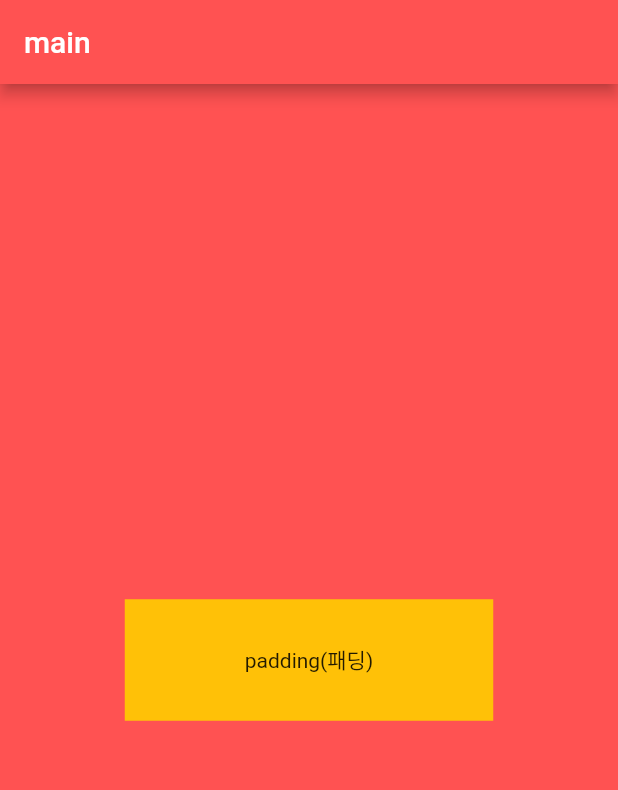
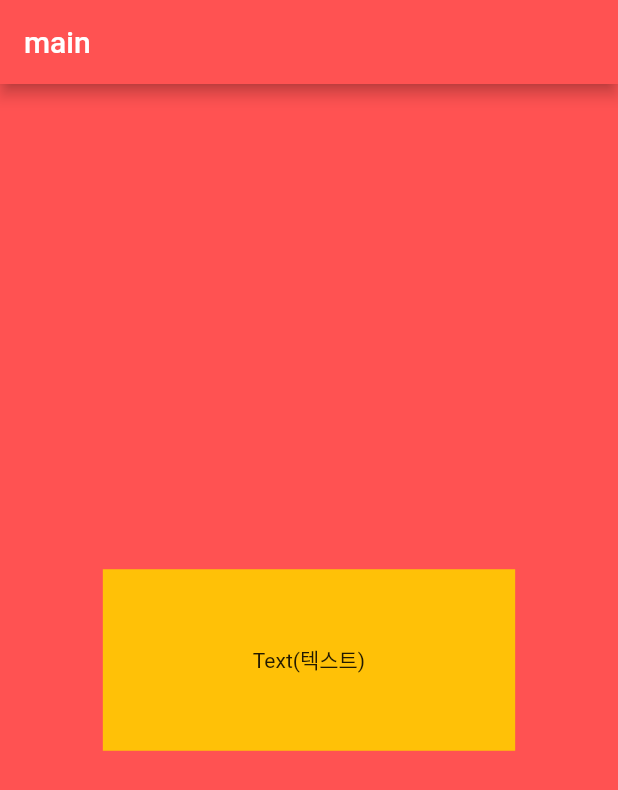
Before and after one commit to selpeapi/flutter_app3, a Flutter app: the screen it shows after launch, on a phone screen of 412 x 824 dp. Shown: the top 790 px of the screen. Run offline on Flutter 3.47's test engine with Material 2 defaults, Android fonts, the phone set to English and light mode, and no system bars.

Commit message:
Text [Text] ~20.11.16

```diff
--- a/lib/main.dart
+++ b/lib/main.dart
@@ -26,8 +26,8 @@ class _MainPageState extends State<MainPage> {
       alignment: Alignment.center,
       child: Container(
         color: Colors.amber,
-        padding: EdgeInsets.symmetric(vertical: 30, horizontal: 80),
-        child: Text("padding(패딩)"),
+        padding: EdgeInsets.symmetric(vertical: 50, horizontal: 100),
+        child: Text("Text(텍스트)"),
       ),
     );
   }
```
